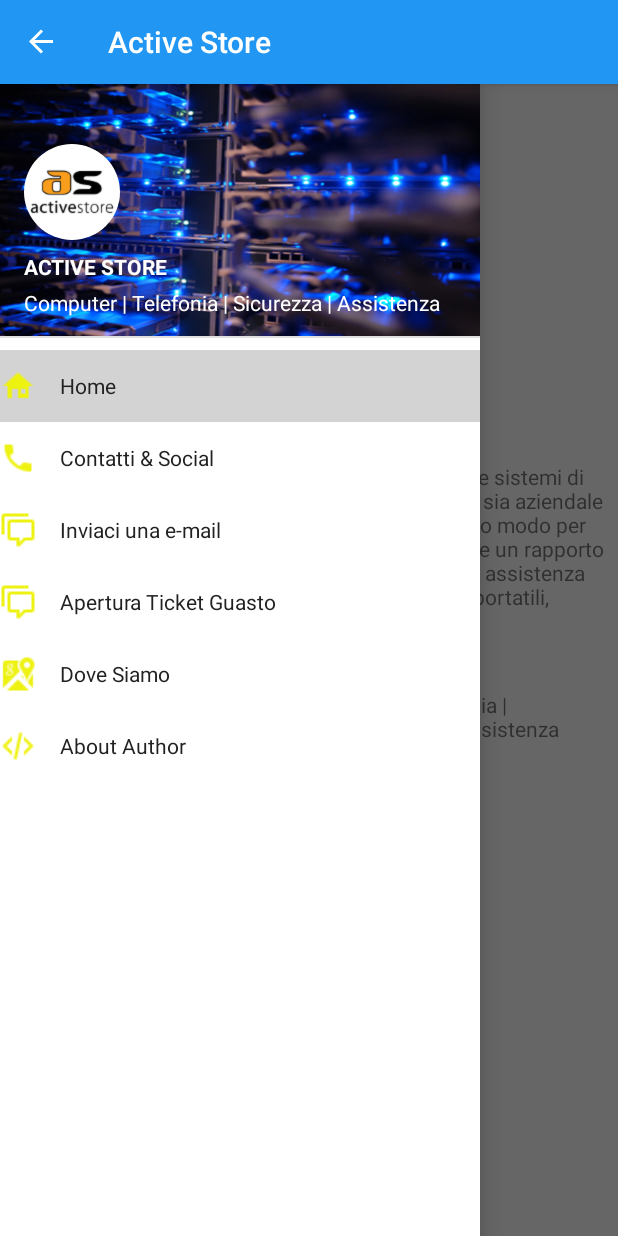
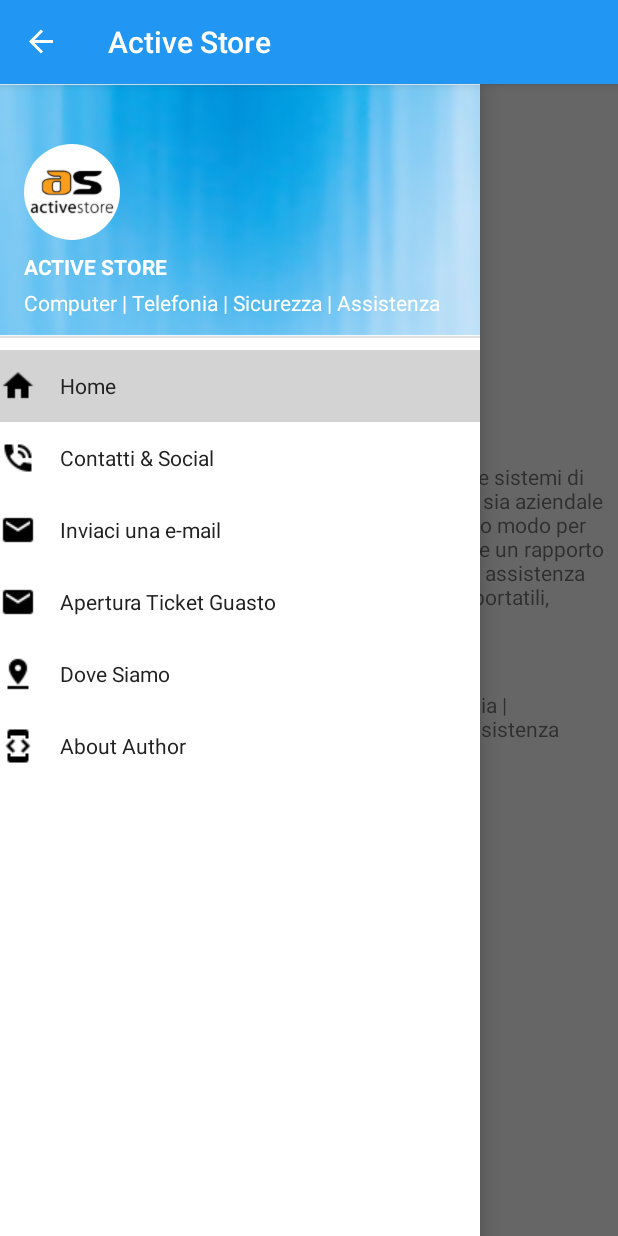
Before and after one commit to RoSSiFuMi1988/AsApp, an Android app: the screen it shows after launch (MainActivity), on a phone screen of 412 x 824 dp. Run offline under Robolectric (Android 15) with nearby library versions, the phone set to English and light mode, and no system bars.

Commit message:
modified icon set and header image

```diff
--- a/app/src/main/java/store/active/asapp/NavigationDrawerFragment.java
+++ b/app/src/main/java/store/active/asapp/NavigationDrawerFragment.java
@@ -30,7 +30,6 @@ import android.widget.TextView;
 import java.util.ArrayList;
 import java.util.List;
 
-import static store.active.asapp.R.drawable.ic_position_activity;
 
 /**
  * Fragment used for managing interactions for and presentation of a navigation drawer.
@@ -121,11 +120,11 @@ public class NavigationDrawerFragment extends Fragment implements NavigationDraw
     public List<NavigationItem> getMenu() {
         List<NavigationItem> items = new ArrayList<NavigationItem>();
         //items.add(new NavigationItem("item 1", getResources().getDrawable(R.drawable.ic_menu_check)));
-        items.add(new NavigationItem("Home",getResources().getDrawable(R.drawable.ic_home_variant)));
+        items.add(new NavigationItem("Home",getResources().getDrawable(R.drawable.ic_home)));
         items.add(new NavigationItem("Contatti & Social",getResources().getDrawable(R.drawable.ic_phone)));
-        items.add(new NavigationItem("Inviaci una e-mail",getResources().getDrawable(R.drawable.ic_comment_multiple_outline)));
-        items.add(new NavigationItem("Apertura Ticket Guasto",getResources().getDrawable(R.drawable.ic_comment_multiple_outline)));
-        items.add(new NavigationItem("Dove Siamo",getResources().getDrawable(ic_position_activity)));
+        items.add(new NavigationItem("Inviaci una e-mail",getResources().getDrawable(R.drawable.ic_mail)));
+        items.add(new NavigationItem("Apertura Ticket Guasto",getResources().getDrawable(R.drawable.ic_mail)));
+        items.add(new NavigationItem("Dove Siamo",getResources().getDrawable(R.drawable.ic_location)));
         items.add(new NavigationItem("About Author",getResources().getDrawable(R.drawable.ic_coding)));
         return items;
     }
--- a/app/src/main/res/layout/fragment_navigation_drawer.xml
+++ b/app/src/main/res/layout/fragment_navigation_drawer.xml
@@ -3,7 +3,7 @@
     android:id="@+id/googleDrawer" android:background="@android:color/white">
 
     <RelativeLayout android:layout_width="match_parent" android:layout_height="168dp"
-        android:background="@drawable/ic_headerimage" android:id="@+id/navigationHeader"
+        android:background="@drawable/ic_header_image" android:id="@+id/navigationHeader"
         android:paddingTop="24dp">
 
         <ImageView android:layout_width="64dp" android:layout_height="64dp"
```
Also changed, not shown: app/src/main/res/drawable/ic_coding.png, app/src/main/res/drawable/ic_comment_multiple_outline.png (deleted), app/src/main/res/drawable/ic_header_image.png (added), app/src/main/res/drawable/ic_home.png (added), app/src/main/res/drawable/ic_home_variant.png (deleted), app/src/main/res/drawable/ic_location.png (added), app/src/main/res/drawable/ic_mail.png (added), app/src/main/res/drawable/ic_phone.png, app/src/main/res/drawable/ic_position_activity.png (deleted), app/src/main/res/drawable/phone_button.png.
